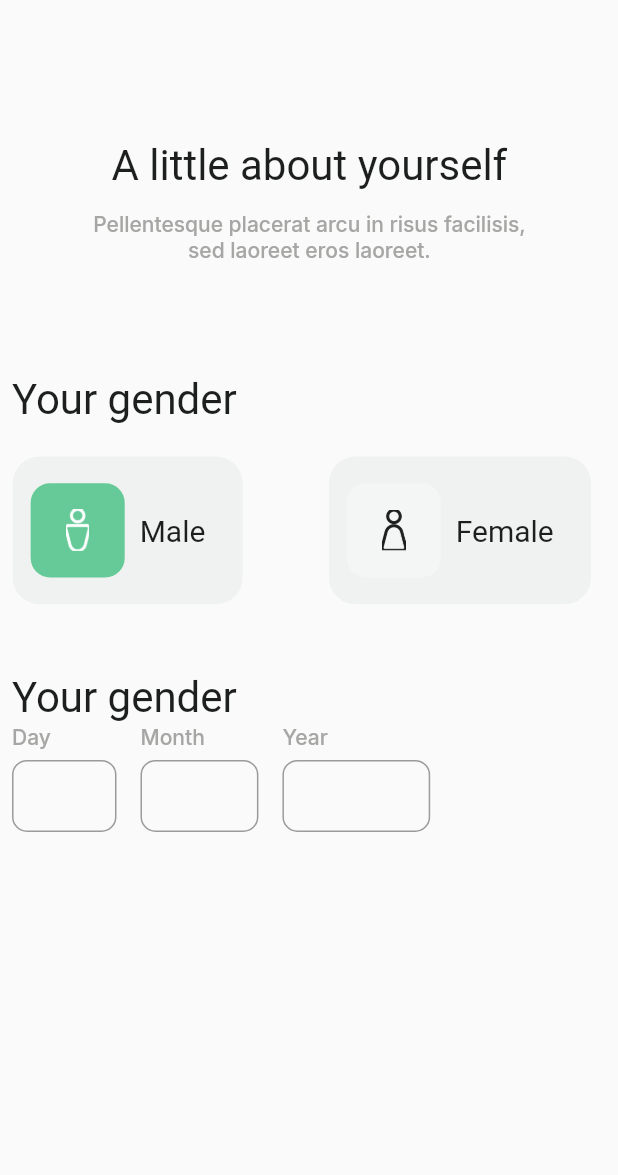
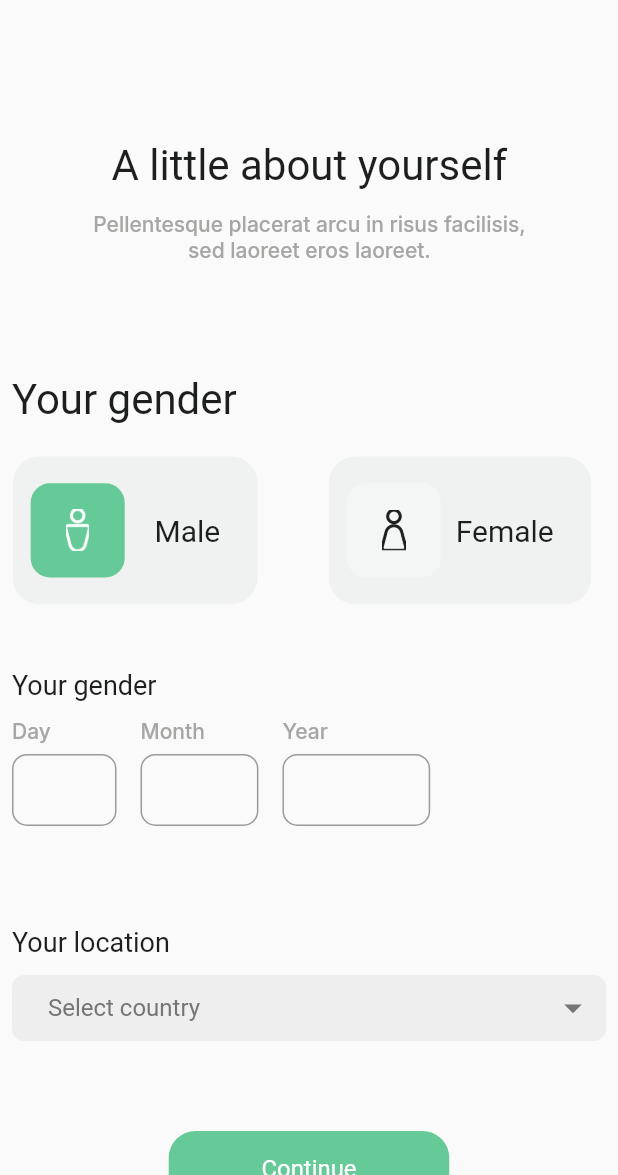
Before and after one commit to Teewhydot/medical_clinik, a Flutter app: the screen it shows after launch, on a phone screen of 412 x 824 dp, the part 61-1236 px from its top. Run offline on Flutter 3.47's test engine with Material 2 defaults, Android fonts, the phone set to English and light mode, and no system bars; our stand-ins replace google_fonts; missing offline and left inert: flag; Roboto replaces fonts that are missing (Gilroy-SemiBold).

Commit message:
intro_page_three.dart completed

```diff
--- a/lib/clinik_app/presentation/pages/intro_pages/intro_page_three.dart
+++ b/lib/clinik_app/presentation/pages/intro_pages/intro_page_three.dart
@@ -1,6 +1,8 @@
 import 'package:flutter/material.dart';
-import 'package:flutter/services.dart';
 import 'package:medical_clinik/clinik_app/presentation/widgets/constants/constants.dart';
+import 'package:medical_clinik/clinik_app/presentation/widgets/reused_widgets/birthday_field_widget.dart';
+import 'package:medical_clinik/clinik_app/presentation/widgets/reused_widgets/button_widget.dart';
+import 'package:medical_clinik/clinik_app/presentation/widgets/reused_widgets/country_drop_down.dart';
 import 'package:medical_clinik/generated/assets.dart';
 
 class IntroPageThree extends StatelessWidget {
@@ -97,7 +99,7 @@ class IntroPageThree extends StatelessWidget {
                               ),
                             ),
                           ),
-                          addHorizontalSpacing(10 * fem),
+                          addHorizontalSpacing(20 * fem),
                           Text(
                             // maleBwW (9:445)
                             'Male',
@@ -155,9 +157,10 @@ class IntroPageThree extends StatelessWidget {
                 alignment: Alignment.centerLeft,
                 child: Text(
                   'Your gender',
-                  style: kHeaderTextStyle,
+                  style: kHeaderTextStyle.copyWith(fontSize: 18),
                 ),
               ),
+              addVerticalSpacing(10),
               Container(
                 margin:
                     EdgeInsets.fromLTRB(0 * fem, 0 * fem, 0 * fem, 38 * fem),
@@ -185,6 +188,18 @@ class IntroPageThree extends StatelessWidget {
                   ],
                 ),
               ),
+              Align(
+                alignment: Alignment.centerLeft,
+                child: Text(
+                  'Your location',
+                  style: kHeaderTextStyle.copyWith(fontSize: 18),
+                ),
+              ),
+              addVerticalSpacing(10),
+              const CountryPickerWidget(),
+              addVerticalSpacing(60),
+              ButtonWidget(
+                  fem: fem, color: kAccentPrimaryGreen, buttonText: 'Continue')
             ],
           ),
         ),
@@ -192,50 +207,3 @@ class IntroPageThree extends StatelessWidget {
     ));
   }
 }
-
-class BirthdayFieldWidget extends StatelessWidget {
-  const BirthdayFieldWidget({
-    super.key,
-    required this.fem,
-    required this.width,
-    required this.label,
-  });
-
-  final double fem;
-  final double width;
-  final String label;
-
-  @override
-  Widget build(BuildContext context) {
-    return SizedBox(
-      width: width * fem,
-      child: Column(
-        crossAxisAlignment: CrossAxisAlignment.start,
-        children: [
-          Container(
-            // dayCNk (9:423)
-            margin: EdgeInsets.fromLTRB(0 * fem, 0 * fem, 0 * fem, 7 * fem),
-            child: Text(
-              label,
-              style: kSubHeaderTextStyle,
-            ),
-          ),
-          TextFormField(
-            maxLength: 2,
-            // day (9:424)
-            decoration: InputDecoration(
-              counterText: '',
-              contentPadding:
-                  EdgeInsets.fromLTRB(5 * fem, 4 * fem, 5 * fem, 3 * fem),
-              border: OutlineInputBorder(
-                borderRadius: BorderRadius.circular(10 * fem),
-              ),
-            ),
-
-            maxLengthEnforcement: MaxLengthEnforcement.enforced,
-          ),
-        ],
-      ),
-    );
-  }
-}
--- /dev/null
+++ b/lib/clinik_app/presentation/widgets/reused_widgets/birthday_field_widget.dart
@@ -0,0 +1,50 @@
+import 'package:flutter/material.dart';
+import 'package:flutter/services.dart';
+import 'package:medical_clinik/clinik_app/presentation/widgets/constants/constants.dart';
+
+class BirthdayFieldWidget extends StatelessWidget {
+  const BirthdayFieldWidget({
+    super.key,
+    required this.fem,
+    required this.width,
+    required this.label,
+  });
+
+  final double fem;
+  final double width;
+  final String label;
+
+  @override
+  Widget build(BuildContext context) {
+    return SizedBox(
+      width: width * fem,
+      child: Column(
+        crossAxisAlignment: CrossAxisAlignment.start,
+        children: [
+          Container(
+            // dayCNk (9:423)
+            margin: EdgeInsets.fromLTRB(0 * fem, 0 * fem, 0 * fem, 7 * fem),
+            child: Text(
+              label,
+              style: kSubHeaderTextStyle,
+            ),
+          ),
+          TextFormField(
+            maxLength: 2,
+            // day (9:424)
+            decoration: InputDecoration(
+              counterText: '',
+              contentPadding:
+                  EdgeInsets.fromLTRB(5 * fem, 4 * fem, 5 * fem, 3 * fem),
+              border: OutlineInputBorder(
+                borderRadius: BorderRadius.circular(10 * fem),
+              ),
+            ),
+
+            maxLengthEnforcement: MaxLengthEnforcement.enforced,
+          ),
+        ],
+      ),
+    );
+  }
+}
--- /dev/null
+++ b/lib/clinik_app/presentation/widgets/reused_widgets/country_drop_down.dart
@@ -0,0 +1,461 @@
+/// Country Drop Down Widget that shows country name only
+/// Uncomment code for a more simpler version
+
+// // ignore_for_file: library_private_types_in_public_api
+//
+// import 'package:flutter/material.dart';
+//
+// class CountryDropdown extends StatefulWidget {
+//   const CountryDropdown({super.key});
+//
+//   @override
+//   _CountryDropdownState createState() => _CountryDropdownState();
+// }
+//
+// class _CountryDropdownState extends State<CountryDropdown> {
+//   String _selectedCountry = 'Select country';
+//   final List<String> _countryList = const [
+//     'Afghanistan',
+//     'Albania',
+//     'Algeria',
+//     'Andorra',
+//     'Angola',
+//     'Antigua and Barbuda',
+//     'Argentina',
+//     'Armenia',
+//     'Australia',
+//     'Austria',
+//     'Azerbaijan',
+//     'Bahamas',
+//     'Bahrain',
+//     'Bangladesh',
+//     'Barbados',
+//     'Belarus',
+//     'Belgium',
+//     'Belize',
+//     'Benin',
+//     'Bhutan',
+//     'Bolivia',
+//     'Bosnia and Herzegovina',
+//     'Botswana',
+//     'Brazil',
+//     'Brunei',
+//     'Bulgaria',
+//     'Burkina Faso',
+//     'Burundi',
+//     'Cambodia',
+//     'Cameroon',
+//     'Canada',
+//     'Central African Republic',
+//     'Chad',
+//     'Chile',
+//     'China',
+//     'Colombia',
+//     'Comoros',
+//     'Congo, Democratic Republic of the',
+//     'Congo, Republic of the',
+//     'Costa Rica',
+//     'Cote d\'Ivoire',
+//     'Croatia',
+//     'Cuba',
+//     'Cyprus',
+//     'Czech Republic',
+//     'Denmark',
+//     'Djibouti',
+//     'Dominica',
+//     'Dominican Republic',
+//     'Ecuador',
+//     'Egypt',
+//     'El Salvador',
+//     'Equatorial Guinea',
+//     'Eritrea',
+//     'Estonia',
+//     'Eswatini (formerly Swaziland)',
+//     'Ethiopia',
+//     'Fiji',
+//     'Finland',
+//     'France',
+//     'Gabon',
+//     'Gambia',
+//     'Georgia',
+//     'Germany',
+//     'Ghana',
+//     'Greece',
+//     'Grenada',
+//     'Guatemala',
+//     'Guinea',
+//     'Guinea-Bissau',
+//     'Guyana',
+//     'Haiti',
+//     'Honduras',
+//     'Hungary',
+//     'Iceland',
+//     'India',
+//     'Indonesia',
+//     'Iran',
+//     'Iraq',
+//     'Ireland',
+//     'Israel',
+//     'Italy',
+//     'Jamaica',
+//     'Japan',
+//     'Jordan',
+//     'Kazakhstan',
+//     'Kenya',
+//     'Kiribati',
+//     'Kosovo',
+//     'Kuwait',
+//     'Kyrgyzstan',
+//     'Laos',
+//     'Latvia',
+//     'Lebanon',
+//     'Lesotho',
+//     'Liberia',
+//     'Libya',
+//     'Liechtenstein',
+//     'Lithuania',
+//     'Luxembourg',
+//     'Madagascar',
+//     'Malawi',
+//     'Malaysia',
+//     'Maldives',
+//     'Mali',
+//     'Malta',
+//     'Marshall Islands',
+//     'Mauritania',
+//     'Mauritius',
+//     'Mexico',
+//     'Micronesia',
+//     'Moldova',
+//     'Monaco',
+//     'Mongolia',
+//     'Montenegro',
+//     'Morocco',
+//     'Mozambique',
+//     'Myanmar (formerly Burma)',
+//     'Namibia',
+//     'Nauru',
+//     'Nepal',
+//     'Netherlands',
+//     'New Zealand',
+//     'Nicaragua',
+//     'Niger',
+//     'Nigeria',
+//     'North Korea',
+//     'North Macedonia (formerly Macedonia)',
+//     'Norway',
+//     'Oman',
+//     'Pakistan',
+//     'Palau',
+//     'Palestine',
+//     'Panama',
+//     'Papua New Guinea',
+//     'Paraguay',
+//     'Peru',
+//     'Philippines',
+//     'Poland',
+//     'Portugal',
+//     'Qatar',
+//     'Romania',
+//     'Russia',
+//     'Rwanda',
+//     'Saint Lucia',
+//     'Saint Vincent and the Grenadines',
+//     'Samoa',
+//     'San Marino',
+//     'Sao Tome and Principe',
+//     'Saudi Arabia',
+//     'Senegal',
+//     'Serbia',
+//     'Seychelles',
+//     'Sierra Leone',
+//     'Singapore',
+//     'Slovakia',
+//     'Slovenia',
+//     'Solomon Islands',
+//     'Somalia',
+//     'South Africa',
+//     'South Korea',
+//     'South Sudan',
+//     'Spain',
+//     'Sri Lanka',
+//     'Sudan',
+//     'Suriname',
+//     'Sweden',
+//     'Switzerland',
+//     'Syria',
+//     'Taiwan',
+//     'Tajikistan',
+//     'Tanzania',
+//     'Thailand',
+//     'Timor-Leste (formerly East Timor)',
+//     'Togo',
+//     'Tonga',
+//     'Trinidad and Tobago',
+//     'Tunisia',
+//     'Turkey',
+//     'Turkmenistan',
+//     'Tuvalu',
+//     'Uganda',
+//     'Ukraine',
+//     'United Arab Emirates',
+//     'United Kingdom',
+//     'United States of America',
+//     'Uruguay',
+//     'Uzbekistan',
+//     'Vanuatu',
+//     'Vatican City (Holy See)',
+//     'Venezuela',
+//     'Vietnam',
+//     'Yemen',
+//     'Zambia',
+//     'Zimbabwe'
+//   ];
+//
+//   void _selectCountry(String country) {
+//     setState(() {
+//       _selectedCountry = country;
+//     });
+//   }
+//
+//   @override
+//   Widget build(BuildContext context) {
+//     return Container(
+//         height: 44,
+//         decoration: BoxDecoration(
+//           borderRadius: BorderRadius.circular(10),
+//           color: Colors.grey[200],
+//         ),
+//         child: Row(
+//           children: [
+//             Expanded(
+//               child: Padding(
+//                 padding: const EdgeInsets.only(left: 16),
+//                 child: Text(
+//                   _selectedCountry,
+//                   style: TextStyle(
+//                     fontSize: 16,
+//                     color: Colors.grey[700],
+//                   ),
+//                 ),
+//               ),
+//             ),
+//             Padding(
+//               padding: const EdgeInsets.only(right: 16),
+//               child: InkWell(
+//                 onTap: () {
+//                   showModalBottomSheet(
+//                     context: context,
+//                     builder: (BuildContext context) {
+//                       return Container(
+//                         height: MediaQuery.of(context).size.height * 0.5,
+//                         child: ListView.builder(
+//                           itemCount: _countryList.length,
+//                           itemBuilder: (BuildContext context, int index) {
+//                             return InkWell(
+//                               onTap: () {
+//                                 _selectCountry(_countryList[index]);
+//                                 Navigator.pop(context);
+//                               },
+//                               child: Container(
+//                                 padding: const EdgeInsets.all(16),
+//                                 child: Text(
+//                                   _countryList[index],
+//                                   style: TextStyle(
+//                                     fontSize: 16,
+//                                   ),
+//                                 ),
+//                               ),
+//                             );
+//                           },
+//                         ),
+//                       );
+//                     },
+//                   );
+//                 },
+//                 child: Icon(
+//                   Icons.arrow_drop_down,
+//                   color: Colors.grey[700],
+//                   size: 32,
+//                 ),
+//               ),
+//             ),
+//           ],
+//         ));
+//   }
+// }
+/// More complex example with a custom flag widget
+///
+import 'package:flag/flag.dart';
+// ignore_for_file: library_private_types_in_public_api
+
+import 'package:flutter/material.dart';
+import 'package:medical_clinik/clinik_app/presentation/widgets/constants/constants.dart';
+
+class CountryPickerWidget extends StatefulWidget {
+  const CountryPickerWidget({super.key});
+
+  @override
+  _CountryPickerWidgetState createState() => _CountryPickerWidgetState();
+}
+
+class _CountryPickerWidgetState extends State<CountryPickerWidget> {
+  Map<String, String> _selectedCountry = {
+    'name': 'Select country',
+    'code': '',
+  };
+
+  final List<Map<String, String>> _countryList = [
+    {'name': 'Nigeria', 'code': 'NG'},
+    {'name': 'Afghanistan', 'code': 'AF'},
+    {'name': 'Albania', 'code': 'AL'},
+    {'name': 'Algeria', 'code': 'DZ'},
+    {'name': 'American Samoa', 'code': 'AS'},
+    {'name': 'Andorra', 'code': 'AD'},
+    {'name': 'Angola', 'code': 'AO'},
+    {'name': 'Anguilla', 'code': 'AI'},
+    {'name': 'Antarctica', 'code': 'AQ'},
+    {'name': 'Antigua and Barbuda', 'code': 'AG'},
+    {'name': 'Argentina', 'code': 'AR'},
+    {'name': 'Armenia', 'code': 'AM'},
+    {'name': 'Aruba', 'code': 'AW'},
+    {'name': 'Australia', 'code': 'AU'},
+    {'name': 'Austria', 'code': 'AT'},
+    {'name': 'Azerbaijan', 'code': 'AZ'},
+    {'name': 'Bahamas', 'code': 'BS'},
+    {'name': 'Bahrain', 'code': 'BH'},
+    {'name': 'Bangladesh', 'code': 'BD'},
+    {'name': 'Barbados', 'code': 'BB'},
+    {'name': 'Belarus', 'code': 'BY'},
+    {'name': 'Belgium', 'code': 'BE'},
+    {'name': 'Belize', 'code': 'BZ'},
+    {'name': 'Benin', 'code': 'BJ'},
+    {'name': 'Bermuda', 'code': 'BM'},
+    {'name': 'Bhutan', 'code': 'BT'},
+    {'name': 'Bolivia', 'code': 'BO'},
+    {'name': 'Bosnia and Herzegovina', 'code': 'BA'},
+    {'name': 'Botswana', 'code': 'BW'},
+    {'name': 'Bouvet Island', 'code': 'BV'},
+    {'name': 'Brazil', 'code': 'BR'},
+    {'name': 'British Indian Ocean Territory', 'code': 'IO'},
+    {'name': 'Brunei Darussalam', 'code': 'BN'},
+    {'name': 'Bulgaria', 'code': 'BG'},
+    {'name': 'Burkina Faso', 'code': 'BF'},
+    {'name': 'Burundi', 'code': 'BI'},
+    {'name': 'Cambodia', 'code': 'KH'},
+    {'name': 'Cameroon', 'code': 'CM'},
+    {'name': 'Canada', 'code': 'CA'},
+    {'name': 'Cape Verde', 'code': 'CV'},
+    {'name': 'Cayman Islands', 'code': 'KY'},
+    {'name': 'Central African Republic', 'code': 'CF'},
+    {'name': 'Chad', 'code': 'TD'},
+    {'name': 'Chile', 'code': 'CL'},
+    {'name': 'China', 'code': 'CN'},
+    {'name': 'Christmas Island', 'code': 'CX'},
+    {'name': 'Cocos (Keeling) Islands', 'code': 'CC'},
+    {'name': 'Colombia', 'code': 'CO'},
+    {'name': 'Comoros', 'code': 'KM'},
+    {'name': 'Congo', 'code': 'CG'},
+    {'name': 'Congo, The Democratic Republic of the', 'code': 'CD'},
+    {'name': 'Cook Islands', 'code': 'CK'},
+    {'name': 'Costa Rica', 'code': 'CR'},
+    {'name': 'Cote D\'Ivoire', 'code': 'CI'},
+    {'name': 'Croatia', 'code': 'HR'},
+    {'name': 'Cuba', 'code': 'CU'},
+    {'name': 'Cyprus', 'code': 'CY'},
+    {'name': 'Czech Republic', 'code': 'CZ'},
+    {'name': 'Denmark', 'code': 'DK'},
+    {'name': 'Djibouti', 'code': 'DJ'},
+    {'name': 'Dominica', 'code': 'DM'},
+    {'name': 'Dominican Republic', 'code': 'DO'},
+    {'name': 'Ecuador', 'code': 'EC'},
+    {'name': 'Egypt', 'code': 'EG'},
+    {'name': 'El Salvador', 'code': 'SV'},
+    {'name': 'Equatorial Guinea', 'code': 'GQ'},
+    {'name': 'Eritrea', 'code': 'ER'},
+    {'name': 'Estonia', 'code': 'EE'},
+    {'name': 'Ethiopia', 'code': 'ET'},
+    {'name': 'Falkland Islands (Malvinas)', 'code': 'FK'},
+    {'name': 'Faroe Islands', 'code': 'FO'},
+    {'name': 'Fiji', 'code': 'FJ'},
+    {'name': 'Finland', 'code': 'FI'},
+    {'name': 'France', 'code': 'FR'},
+  ];
+
+  @override
+  Widget build(BuildContext context) {
+    return Container(
+      height: 44,
+      decoration: BoxDecoration(
+        color: Colors.grey[200],
+        borderRadius: BorderRadius.circular(8),
+      ),
+      child: Row(
+        children: [
+          Expanded(
+            child: Padding(
+              padding: const EdgeInsets.only(left: 16),
+              child: Row(
+                children: [
+                  _selectedCountry['code']!.isNotEmpty
+                      ? Flag.fromString(
+                          _selectedCountry['code']!,
+                          height: 16,
+                          width: 24,
+                        )
+                      : Container(),
+                  addHorizontalSpacing(8),
+                  Text(
+                    _selectedCountry['name']!,
+                    style: TextStyle(
+                      fontSize: 16,
+                      color: Colors.grey[600],
+                    ),
+                  ),
+                ],
+              ),
+            ),
+          ),
+          Padding(
+            padding: const EdgeInsets.only(right: 8),
+            child: InkWell(
+              onTap: () {
+                showModalBottomSheet(
+                  context: context,
+                  builder: (context) {
+                    return ListView.builder(
+                      itemCount: _countryList.length,
+                      itemBuilder: (context, index) {
+                        return ListTile(
+                          leading: _countryList[index]['code']!.isNotEmpty
+                              ? Flag.fromString(
+                                  _countryList[index]['code']!,
+                                  height: 20,
+                                  width: 30,
+                                )
+                              : Container(),
+                          title: Text(_countryList[index]['name']!),
+                          onTap: () {
+                            setState(() {
+                              _selectedCountry = _countryList[index];
+                            });
+                            Navigator.pop(context);
+                          },
+                        );
+                      },
+                    );
+                  },
+                );
+              },
+              child: Icon(
+                Icons.arrow_drop_down,
+                color: Colors.grey[600],
+                size: 28,
+              ),
+            ),
+          ),
+        ],
+      ),
+    );
+  }
+}
--- a/pubspec.yaml
+++ b/pubspec.yaml
@@ -25,6 +25,7 @@ dependencies:
   intl: ^0.17.0
   shared_preferences: ^2.0.15
   google_fonts: ^4.0.3
+  flag: ^6.0.0
 
 dev_dependencies:
   flutter_test:
```
Also changed, not shown: pubspec.lock.
